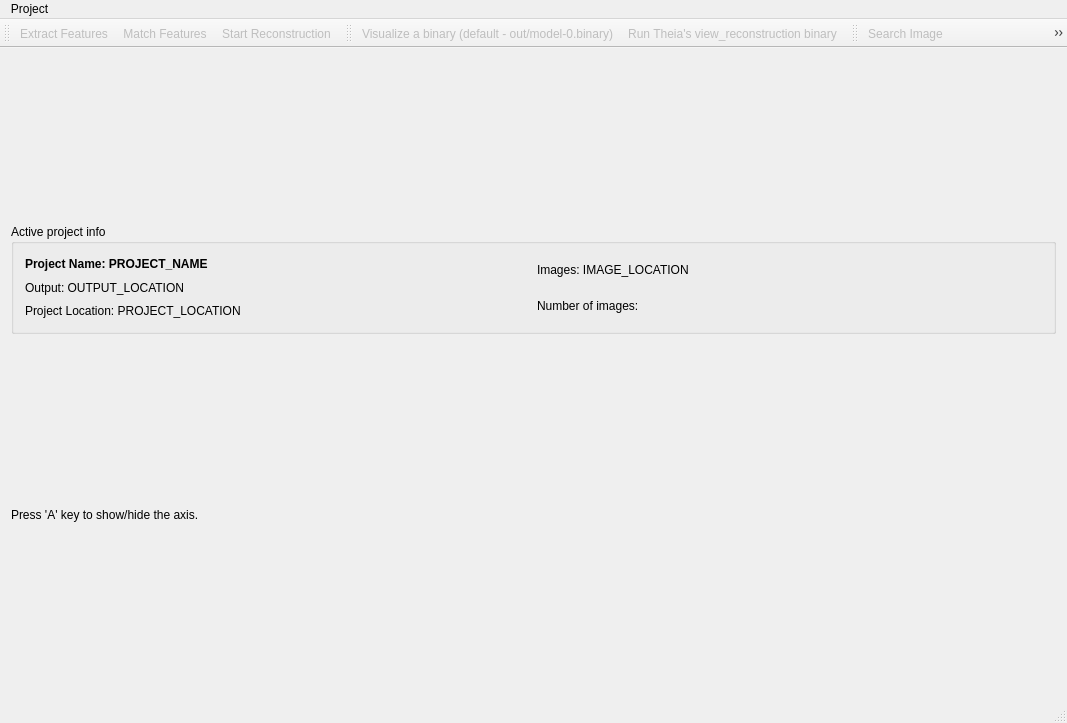
Qt form ui/mainwindow.ui (lybros/appa) before a commit.
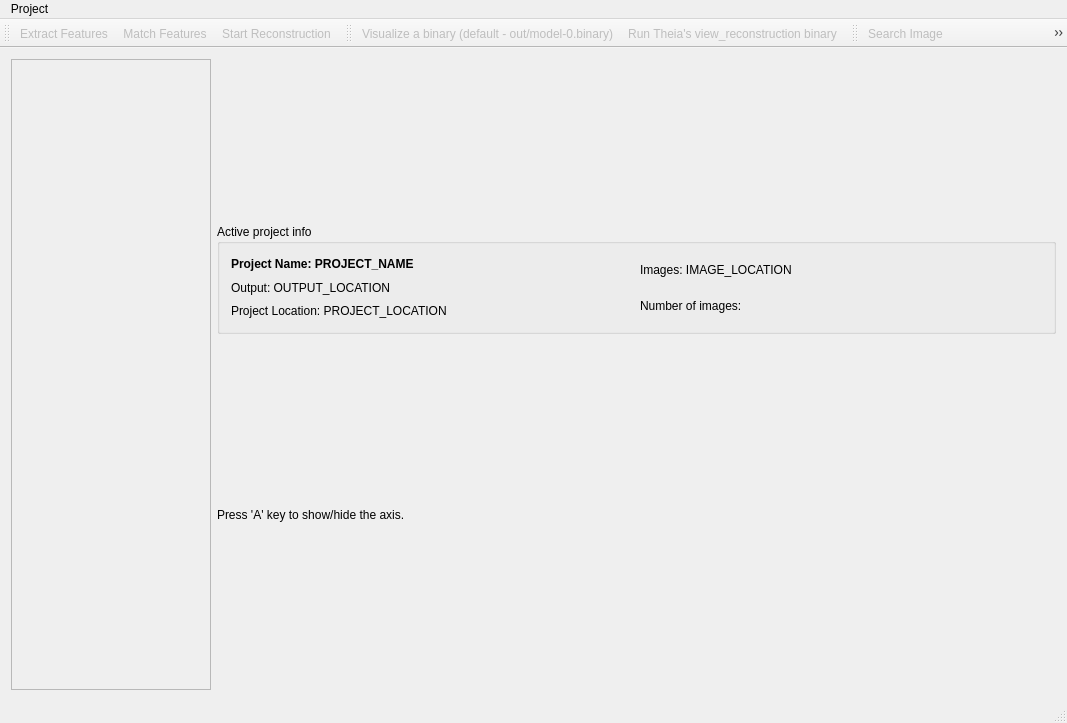
The same form after that commit.

Commit message: UI Simple image preview

```diff
--- a/ui/mainwindow.ui
+++ b/ui/mainwindow.ui
@@ -14,6 +14,44 @@
    <string>MainWindow</string>
   </property>
   <widget class="QWidget" name="centralWidget">
+   <layout class="QGridLayout" name="gridLayout">
+    <item row="0" column="0">
+     <layout class="QHBoxLayout" name="horizontalLayout">
+      <item>
+       <widget class="QScrollArea" name="imagesPreviewScrollArea">
+        <property name="minimumSize">
+         <size>
+          <width>200</width>
+          <height>100</height>
+         </size>
+        </property>
+        <property name="maximumSize">
+         <size>
+          <width>200</width>
+          <height>16777215</height>
+         </size>
+        </property>
+        <property name="widgetResizable">
+         <bool>true</bool>
+        </property>
+        <widget class="QWidget" name="scrollAreaWidgetContents">
+         <property name="geometry">
+          <rect>
+           <x>0</x>
+           <y>0</y>
+           <width>198</width>
+           <height>625</height>
+          </rect>
+         </property>
+         <layout class="QVBoxLayout" name="verticalLayout_5">
+          <item>
+           <layout class="QVBoxLayout" name="imagesPreviewArea"/>
+          </item>
+         </layout>
+        </widget>
+       </widget>
+      </item>
+      <item>
    <layout class="QVBoxLayout" name="verticalLayout">
     <item>
      <widget class="QGroupBox" name="activeProjectInfo">
@@ -38,7 +76,7 @@
       <property name="title">
        <string>Active project info</string>
       </property>
-      <layout class="QHBoxLayout" name="horizontalLayout">
+          <layout class="QHBoxLayout" name="horizontalLayout_2">
        <item>
         <layout class="QVBoxLayout" name="verticalLayout_2">
          <item>
@@ -112,6 +150,10 @@
        <string>Press 'A' key to show/hide the axis.</string>
       </property>
      </widget>
+        </item>
+       </layout>
+      </item>
+     </layout>
     </item>
    </layout>
   </widget>
```
Left out of the diff: 2 changed lines with no effect on the pictures. Lines whose indentation alone changed are shown as unchanged. The commit also changes 6 other files.
